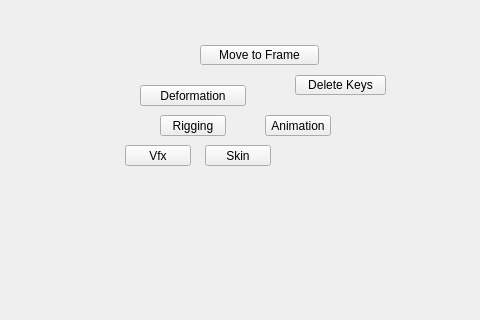
This is tentacle/ui/animation#submenu.ui in m3trik/tentacle as Qt 5 draws it before an edit; both pictures show x 0 to 480 and y 175 to 495 of the 600 by 600 pixel window. The edited form follows.
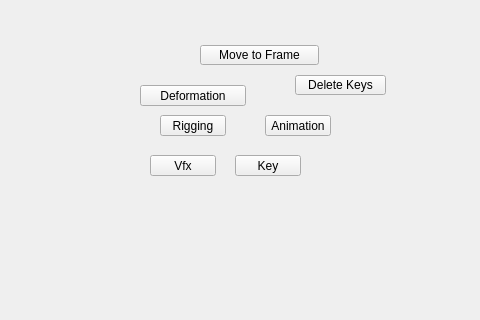
This is the edited form. Custom widgets are drawn as their Qt base class.

The edit to the form file:
```diff
--- a/tentacle/ui/animation#submenu.ui
+++ b/tentacle/ui/animation#submenu.ui
@@ -87,8 +87,8 @@
    <widget class="QPushButton" name="i024">
     <property name="geometry">
      <rect>
-      <x>125</x>
-      <y>320</y>
+      <x>150</x>
+      <y>330</y>
       <width>66</width>
       <height>21</height>
      </rect>
@@ -239,8 +239,8 @@
    <widget class="QPushButton" name="i025">
     <property name="geometry">
      <rect>
-      <x>205</x>
-      <y>320</y>
+      <x>235</x>
+      <y>330</y>
       <width>66</width>
       <height>21</height>
      </rect>
@@ -261,7 +261,7 @@
      <string>skin</string>
     </property>
     <property name="text">
-     <string>Skin</string>
+     <string>Key</string>
     </property>
    </widget>
   </widget>
```
Left out of the diff: 4 changed lines with no effect on the pictures.
